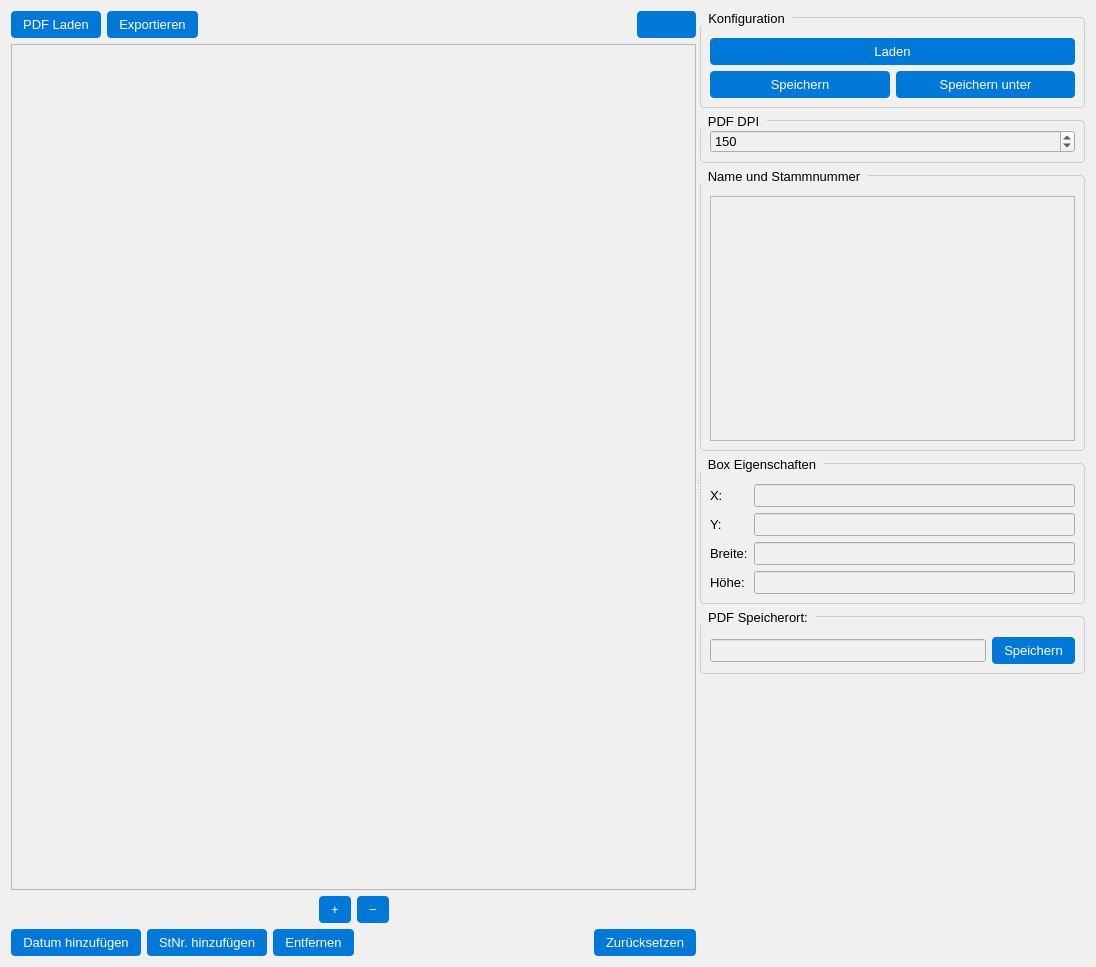
Qt form src/ui/design/pdf_display.ui (CodeName-666/VDataParser) before a commit.
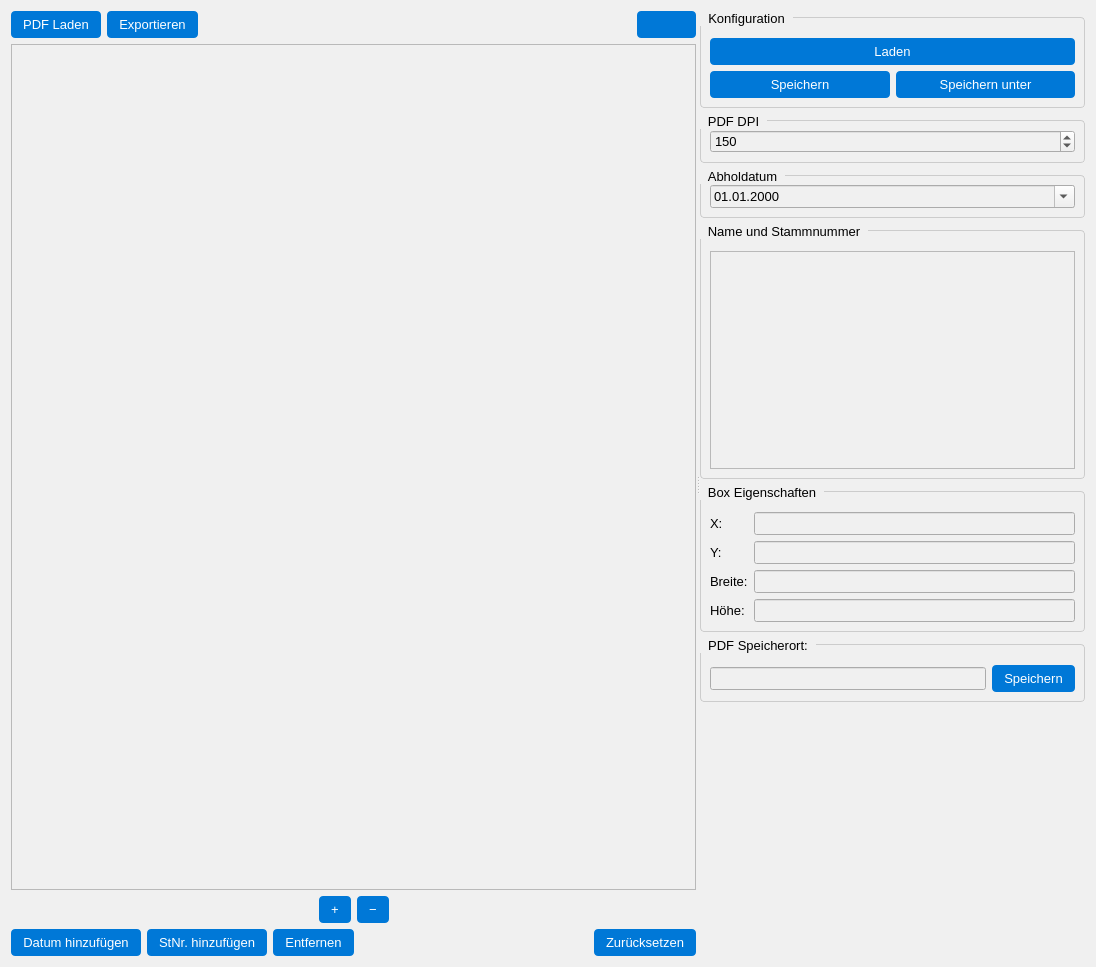
The same form after that commit. Icons and pictures are not drawn.

Commit message: Add pickup date support

Diff of the .ui file:
```diff
--- a/src/ui/design/pdf_display.ui
+++ b/src/ui/design/pdf_display.ui
@@ -266,6 +266,25 @@
          </layout>
         </widget>
        </item>
+      <item>
+       <widget class="QGroupBox" name="groupBoxPickupDate">
+        <property name="title">
+         <string>Abholdatum</string>
+        </property>
+        <layout class="QHBoxLayout" name="horizontalLayout_pickup_date">
+         <item>
+          <widget class="QDateEdit" name="dateEditPickup">
+           <property name="calendarPopup">
+            <bool>true</bool>
+           </property>
+           <property name="displayFormat">
+            <string>dd.MM.yyyy</string>
+           </property>
+          </widget>
+         </item>
+        </layout>
+       </widget>
+      </item>
        <item>
         <widget class="QGroupBox" name="groupBox_2">
          <property name="title">
```
Lines whose indentation alone changed are shown as unchanged. The commit also changes 19 other files.
